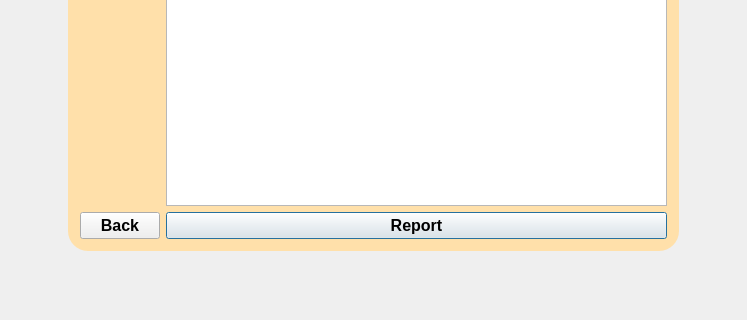
First picture: the form in eventreport.ui, repository ericktudor/ASPA, before the edit; both pictures show x 132 to 879 and y 280 to 600 of the 1000 by 600 pixel window.
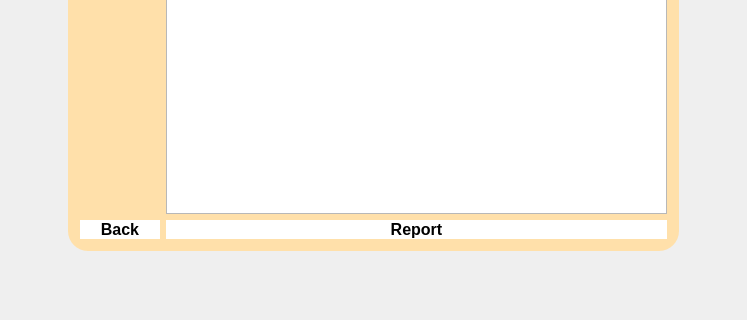
Second picture: the form after the edit. Icons and pictures are not drawn.

What changed in the file:
```diff
--- a/eventreport.ui
+++ b/eventreport.ui
@@ -129,6 +129,12 @@
         <bold>true</bold>
        </font>
       </property>
+      <property name="styleSheet">
+       <string notr="true">#pushButton{
+	background-color: rgb(255, 255, 255);
+border-radius:10px;
+}</string>
+      </property>
       <property name="text">
        <string>Report</string>
       </property>
@@ -136,12 +142,24 @@
     </item>
     <item row="5" column="0">
      <widget class="QPushButton" name="pushButton_2">
+      <property name="minimumSize">
+       <size>
+        <width>80</width>
+        <height>0</height>
+       </size>
+      </property>
       <property name="font">
        <font>
         <pointsize>12</pointsize>
         <bold>true</bold>
        </font>
       </property>
+      <property name="styleSheet">
+       <string notr="true">#pushButton_2{
+	background-color: rgb(255, 255, 255);
+border-radius:10px;
+}</string>
+      </property>
       <property name="text">
        <string>Back</string>
       </property>
```
Left out of the diff: 10 changed lines with no effect on the pictures.
